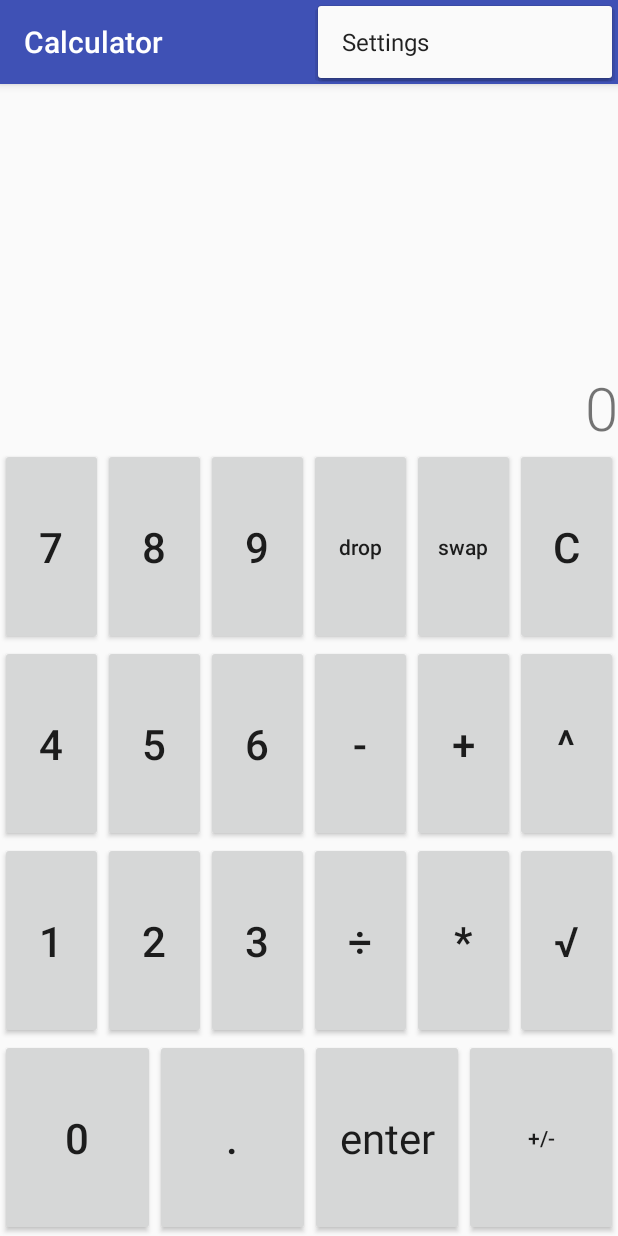
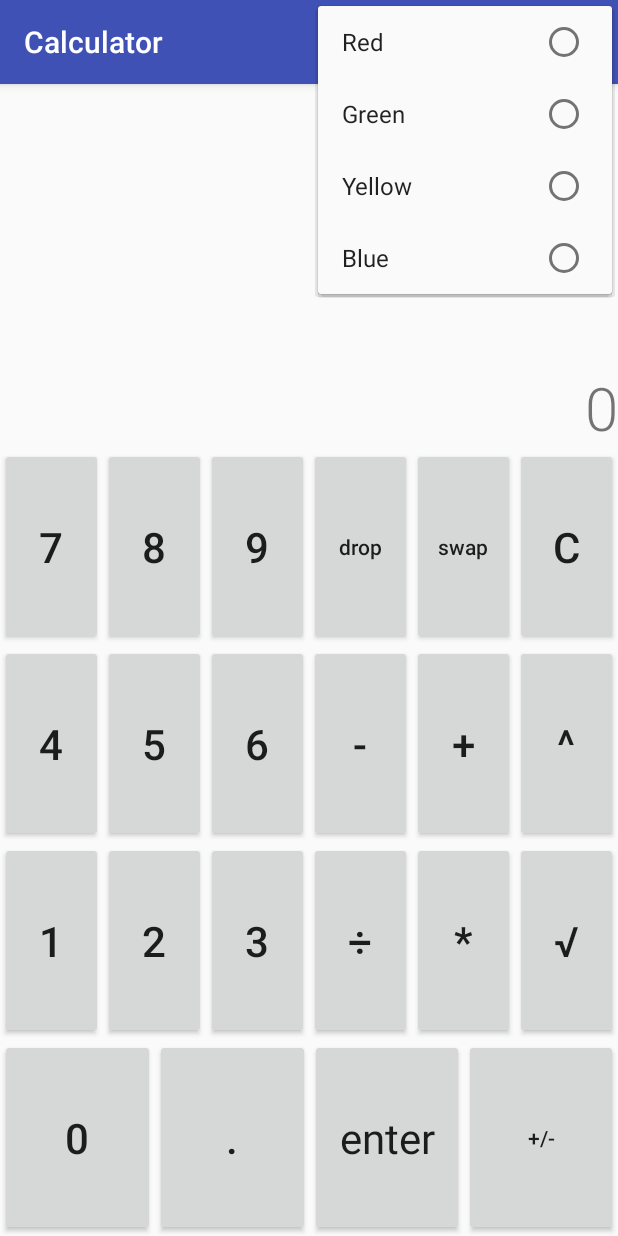
Before and after one commit to INFJakZda/Calculator, an Android app: the screen it shows after launch (MainActivity), with the options menu open, on a phone screen of 412 x 824 dp. Run offline under Robolectric (Android 15) with nearby library versions, the phone set to English and light mode, and no system bars; our stand-ins replace data binding.

```diff
--- a/app/src/main/res/layout/content_main.xml
+++ b/app/src/main/res/layout/content_main.xml
@@ -17,7 +17,7 @@
             android:fontFamily="sans-serif-light"
             android:gravity="bottom|right|center_vertical"
             android:maxLines="5"
-            android:textSize="@dimen/display_text_size"
+            android:textSize="20sp"
             tools:text="0" />
 
         <TextView
@@ -143,6 +143,7 @@
                 android:layout_width="match_parent"
                 android:layout_height="match_parent"
                 android:layout_weight="1"
+                android:onClick="signClick"
                 android:text="-" />
 
             <Button
@@ -151,6 +152,7 @@
                 android:layout_width="match_parent"
                 android:layout_height="match_parent"
                 android:layout_weight="1"
+                android:onClick="signClick"
                 android:text="+" />
 
             <Button
@@ -159,6 +161,7 @@
                 android:layout_width="match_parent"
                 android:layout_height="match_parent"
                 android:layout_weight="1"
+                android:onClick="signClick"
                 android:text="^" />
 
         </LinearLayout>
@@ -202,6 +205,7 @@
                 android:layout_width="match_parent"
                 android:layout_height="match_parent"
                 android:layout_weight="1"
+                android:onClick="signClick"
                 android:text="÷" />
 
             <Button
@@ -210,6 +214,7 @@
                 android:layout_width="match_parent"
                 android:layout_height="match_parent"
                 android:layout_weight="1"
+                android:onClick="signClick"
                 android:text="*" />
 
             <Button
@@ -218,6 +223,7 @@
                 android:layout_width="match_parent"
                 android:layout_height="match_parent"
                 android:layout_weight="1"
+                android:onClick="signClick"
                 android:text="√" />
 
         </LinearLayout>
@@ -243,7 +249,8 @@
                 android:layout_width="match_parent"
                 android:layout_height="match_parent"
                 android:layout_weight="1"
-                android:text="."/>
+                android:onClick="numberClick"
+                android:text="." />
 
             <Button
                 android:id="@+id/btn_enter"
@@ -260,6 +267,7 @@
                 android:layout_width="match_parent"
                 android:layout_height="match_parent"
                 android:layout_weight="1"
+                android:onClick="plusMinusClick"
                 android:text="+/-" />
 
         </LinearLayout>
--- a/app/src/main/res/menu/menu_main.xml
+++ b/app/src/main/res/menu/menu_main.xml
@@ -1,10 +1,19 @@
 <menu xmlns:android="http://schemas.android.com/apk/res/android"
     xmlns:app="http://schemas.android.com/apk/res-auto"
     xmlns:tools="http://schemas.android.com/tools"
-    tools:context="com.zdano.calculator.MainActivity">
-    <item
-        android:id="@+id/action_settings"
-        android:orderInCategory="100"
-        android:title="@string/action_settings"
-        app:showAsAction="never" />
+    tools:context="com.zdano.menuexample.MainActivity">
+    <group android:checkableBehavior="single" >
+        <item
+            android:id="@+id/menuRed"
+            android:title="Red" />
+        <item
+            android:id="@+id/menuGreen"
+            android:title="Green" />
+        <item
+            android:id="@+id/menuYellow"
+            android:title="Yellow" />
+        <item
+            android:id="@+id/menuBlue"
+            android:title="Blue" />
+    </group>
 </menu>
```
Also changed, not shown: app/src/main/java/com/zdano/calculator/MainActivity.kt (+57 -0 lines).
